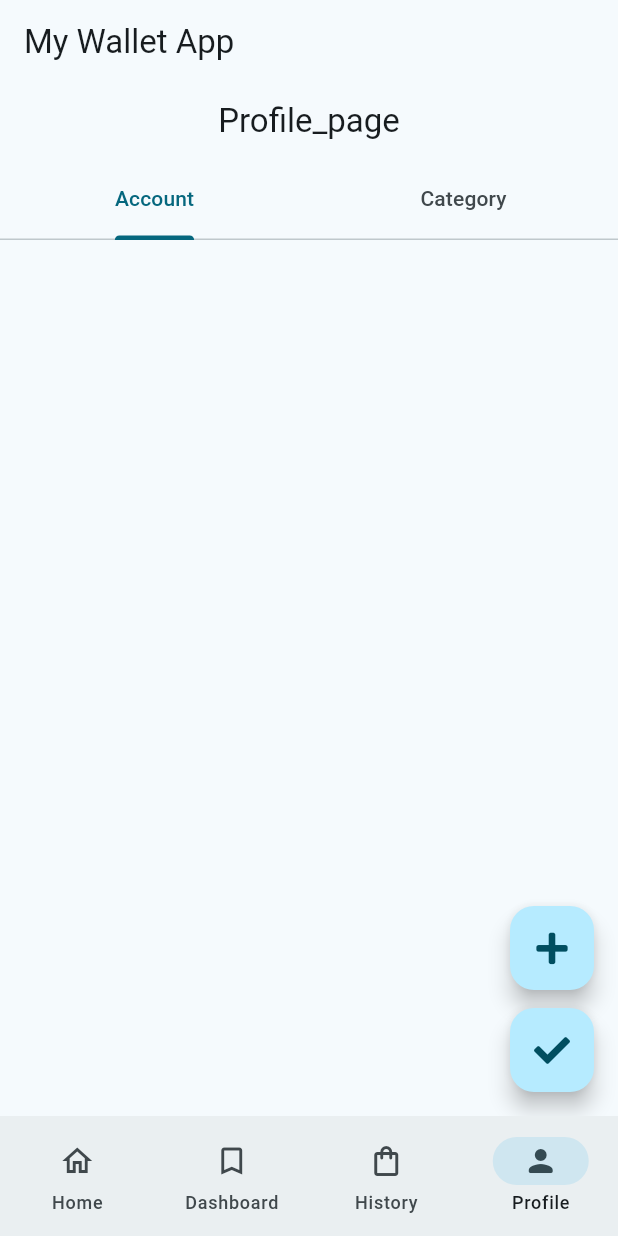
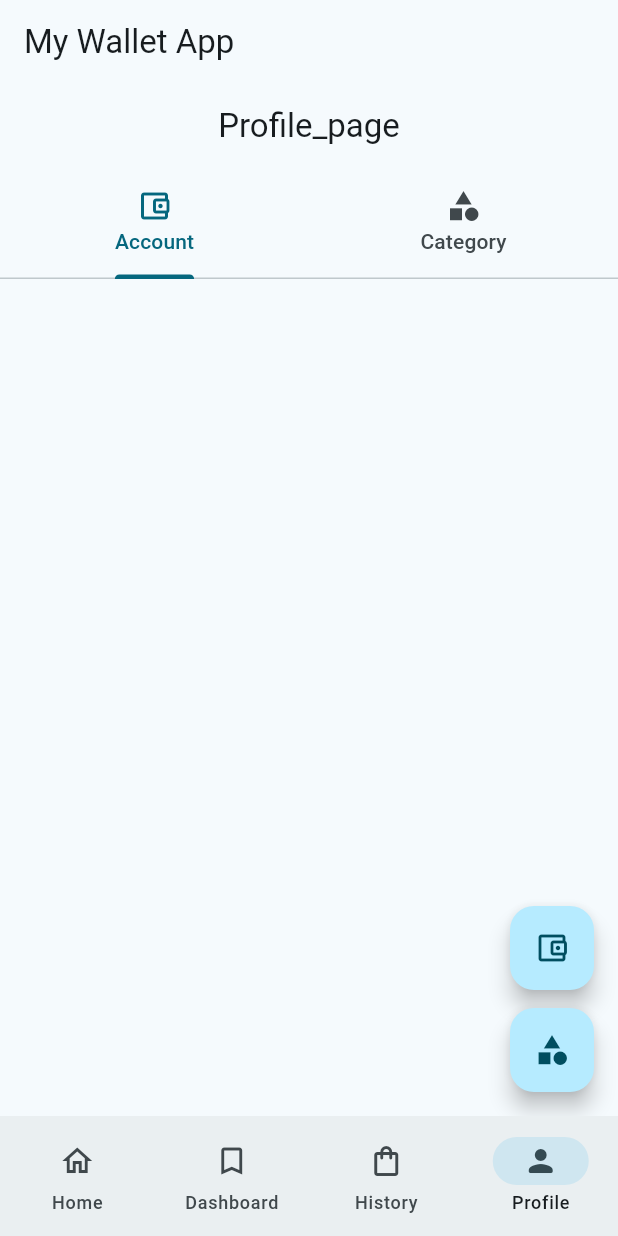
Before and after one commit to Thinnakorn050/mywallet, a Flutter app: the screen it shows after launch, item 4 of the bottom bar chosen, on a phone screen of 412 x 824 dp. Run offline on Flutter 3.47's test engine with Material 3 defaults, Android fonts, the phone set to English and light mode, and no system bars; our stand-ins replace font_awesome_flutter, sqflite; accounts and stored records are empty.

Commit message:
fix update bug and change Icon

```diff
--- a/lib/common_widgets/tran_builder.dart
+++ b/lib/common_widgets/tran_builder.dart
@@ -65,7 +65,7 @@ class TranBuilder extends StatelessWidget {
                 color: Colors.grey[200],
               ),
               alignment: Alignment.center,
-              child: FaIcon(FontAwesomeIcons.dog, size: 18.0),
+              child: Icon(Icons.bookmark_border_outlined),
             ),
             SizedBox(width: 20.0),
             Expanded(
--- a/lib/pages/HomePage.dart
+++ b/lib/pages/HomePage.dart
@@ -42,7 +42,7 @@ class _HomePageState extends State<HomePage> {
       length: 3,
       child: Scaffold(
         appBar: AppBar(
-          title: Text('Tran Database'),
+          title: Text('Home Page'),
           centerTitle: true,
           bottom: TabBar(
             tabs: [
@@ -94,7 +94,7 @@ class _HomePageState extends State<HomePage> {
                 setState(() {});
               },
               heroTag: 'addTrans',
-              child: FaIcon(FontAwesomeIcons.paw),
+              child: Icon(Icons.currency_exchange),
             ),
           ],
         ),
--- a/lib/pages/Profile.dart
+++ b/lib/pages/Profile.dart
@@ -42,13 +42,13 @@ class _ProfileState extends State<Profile> {
           centerTitle: true,
           bottom: TabBar(
             tabs: [
-              Padding(
-                padding: const EdgeInsets.symmetric(vertical: 16.0),
-                child: Text('Account'),
+              Tab(
+                icon: Icon(Icons.account_balance_wallet_outlined),
+                text: 'Account',
               ),
-              Padding(
-                padding: const EdgeInsets.symmetric(vertical: 16.0),
-                child: Text('Category'),
+              Tab(
+                icon: Icon(Icons.category),
+                text: 'Category',
               ),
             ],
           ),
@@ -78,7 +78,7 @@ class _ProfileState extends State<Profile> {
                     .then((_) => setState(() {}));
               },
               heroTag: 'addAccount',
-              child: FaIcon(FontAwesomeIcons.plus),
+              child: Icon(Icons.account_balance_wallet_outlined),
             ),
             SizedBox(height: 12.0),
             FloatingActionButton(
@@ -93,7 +93,7 @@ class _ProfileState extends State<Profile> {
                     .then((_) => setState(() {}));
               },
               heroTag: 'addCategory',
-              child: FaIcon(FontAwesomeIcons.check),
+              child: Icon(Icons.category),
             ),
           ],
         ),
```
Also changed, not shown: lib/pages/tran_form_page.dart (+15 -6 lines).
